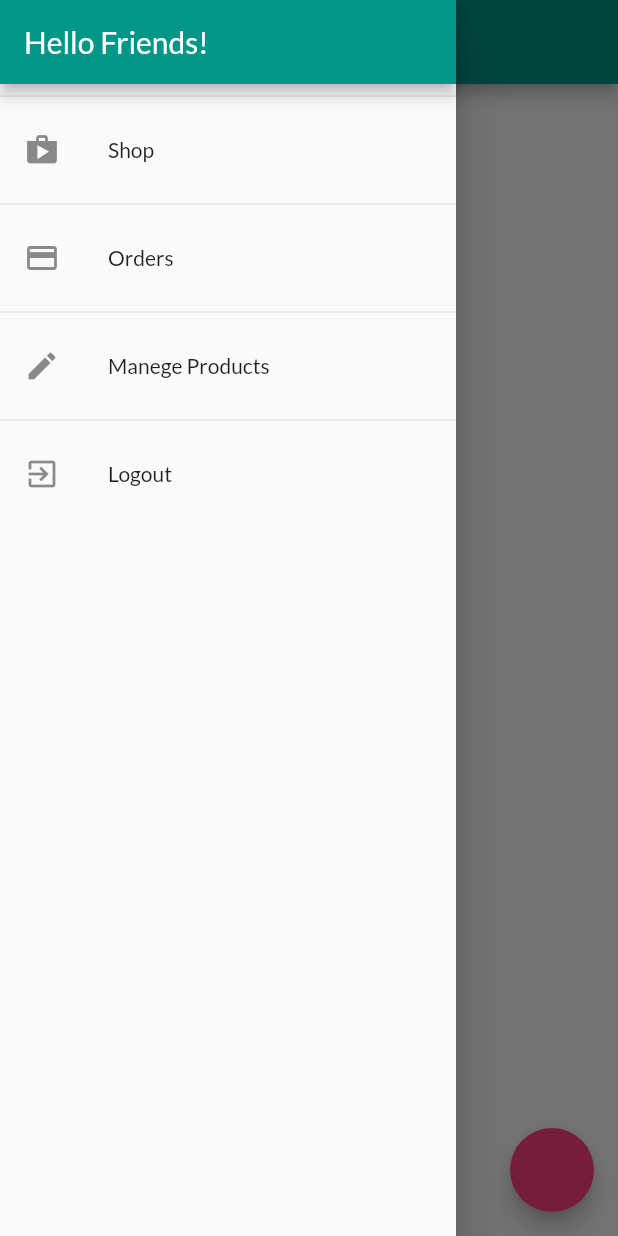
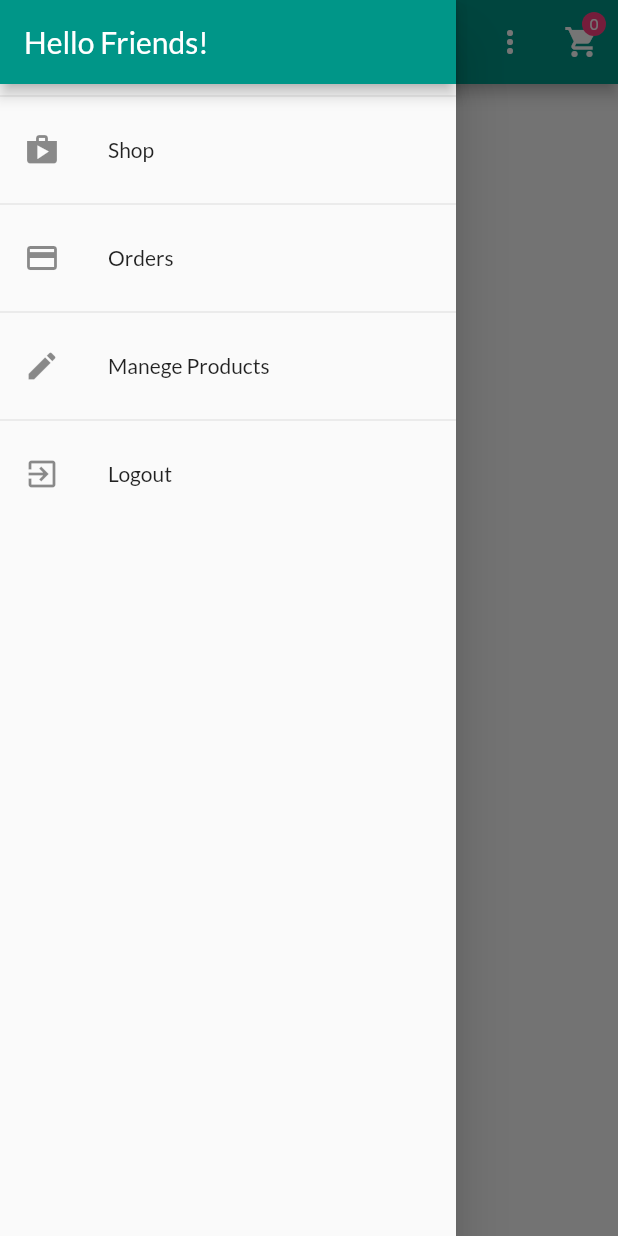
Before and after one commit to Ahmed-Mohmmed-Yousef/flutter_real_shop, a Flutter app: the ProductOverviewScreen screen opened by its route, with the side drawer open, on a phone screen of 412 x 824 dp. Run offline on Flutter 3.47's test engine with Material 2 defaults, Android fonts, the phone set to English and light mode, and no system bars; our stand-ins replace google_fonts, shared_preferences; accounts and stored records are empty.

Commit message:
ProductOverviewScreen

```diff
--- a/lib/providers/products.dart
+++ b/lib/providers/products.dart
@@ -63,6 +63,7 @@ class Products with ChangeNotifier {
   }
 
   Future<void> fetchAndSetProducts([bool filterByUser = false]) async {
+
     final filteredString =
         filterByUser ? 'orderBy="creatorId"&equalTo="$userId"' : '';
     var url =
--- a/lib/screen/product_overview_screen.dart
+++ b/lib/screen/product_overview_screen.dart
@@ -1,7 +1,14 @@
 import 'package:flutter/material.dart';
 import 'package:flutter_app/providers/auth.dart';
+import 'package:flutter_app/providers/cart.dart';
+import 'package:flutter_app/providers/products.dart';
 import 'package:flutter_app/widget/app_drawer.dart';
+import 'package:flutter_app/screen/cart_screen.dart';
+import 'package:flutter_app/widget/badge.dart';
+import 'package:flutter_app/widget/products_grid.dart';
 import 'package:provider/provider.dart';
+
+enum FilterOption { Favorites, All }
 
 class ProductOverviewScreen extends StatefulWidget {
   static const routeName = '/ProductOverviewScreen';
@@ -10,18 +17,63 @@ class ProductOverviewScreen extends StatefulWidget {
 }
 
 class _ProductOverviewScreenState extends State<ProductOverviewScreen> {
+  var _isLoading = false;
+  var _showOnlyFavorites = false;
+  // var _isInit = false;
+
+  @override
+  void initState() {
+    // TODO: implement initState
+    super.initState();
+    load();
+  }
+
+  void load() async {
+    _isLoading = true;
+    Provider.of<Products>(context, listen: false)
+        .fetchAndSetProducts()
+        .then((value) => setState(() => _isLoading = false))
+        .catchError((error) => print(error.toString()));
+  }
+
   @override
   Widget build(BuildContext context) {
     return Scaffold(
-      appBar: AppBar(title: Text('Shop')),
-      body: Center(
-        child: Text('Text'),
+      appBar: AppBar(
+        title: Text('Shop'),
+        actions: [
+          PopupMenuButton(
+            onSelected: (FilterOption selectedVal) {
+              setState(() {
+                _showOnlyFavorites = selectedVal == FilterOption.Favorites;
+              });
+            },
+            icon: Icon(Icons.more_vert),
+            itemBuilder: (context) => [
+              PopupMenuItem(
+                child: Text('Only Favorites'),
+                value: FilterOption.Favorites,
+              ),
+              PopupMenuItem(
+                child: Text('Show All'),
+                value: FilterOption.All,
+              ),
+            ],
+          ),
+          Consumer<Cart>(
+            child: IconButton(
+              icon: Icon(Icons.shopping_cart),
+              onPressed: () =>
+                  Navigator.of(context).pushNamed(CardScreen.routeName),
+            ),
+            builder: (context, cart, child) => Badge(
+              child: child,
+              value: cart.itemCount.toString(),
+            ),
+          ),
+        ],
       ),
-      floatingActionButton: FloatingActionButton(
-        onPressed: () {
-          Provider.of<AuthProvider>(context, listen: false).logout();
-        },
-      ),
+      body: _isLoading ? Center(child: CircularProgressIndicator(),) : ProductsGrid(_showOnlyFavorites),
       drawer: AppDrawer(),
     );
   }
--- a/lib/widget/badge.dart
+++ b/lib/widget/badge.dart
@@ -0,0 +1,42 @@
+import 'package:flutter/material.dart';
+
+class Badge extends StatelessWidget {
+  final Widget child;
+  final String value;
+  final Color color;
+
+  const Badge({
+    @required this.child,
+    @required this.value,
+    this.color,
+  });
+
+  @override
+  Widget build(BuildContext context) {
+    return Stack(
+      alignment: Alignment.center,
+      children: [
+        child,
+        Positioned(
+          top: 8,
+          right: 8,
+          child: Container(
+            decoration: BoxDecoration(
+                borderRadius: BorderRadius.circular(10.0),
+                color: color ?? Theme.of(context).accentColor),
+            padding: EdgeInsets.all(2.0),
+            constraints: BoxConstraints(
+              minWidth: 16,
+              minHeight: 16,
+            ),
+            child: Text(
+              value,
+              textAlign: TextAlign.center,
+              style: TextStyle(fontSize: 10),
+            ),
+          ),
+        ),
+      ],
+    );
+  }
+}
```
Also changed, not shown: lib/widget/product_item.dart (+10 -0 lines), lib/widget/products_grid.dart (+28 -0 lines).
